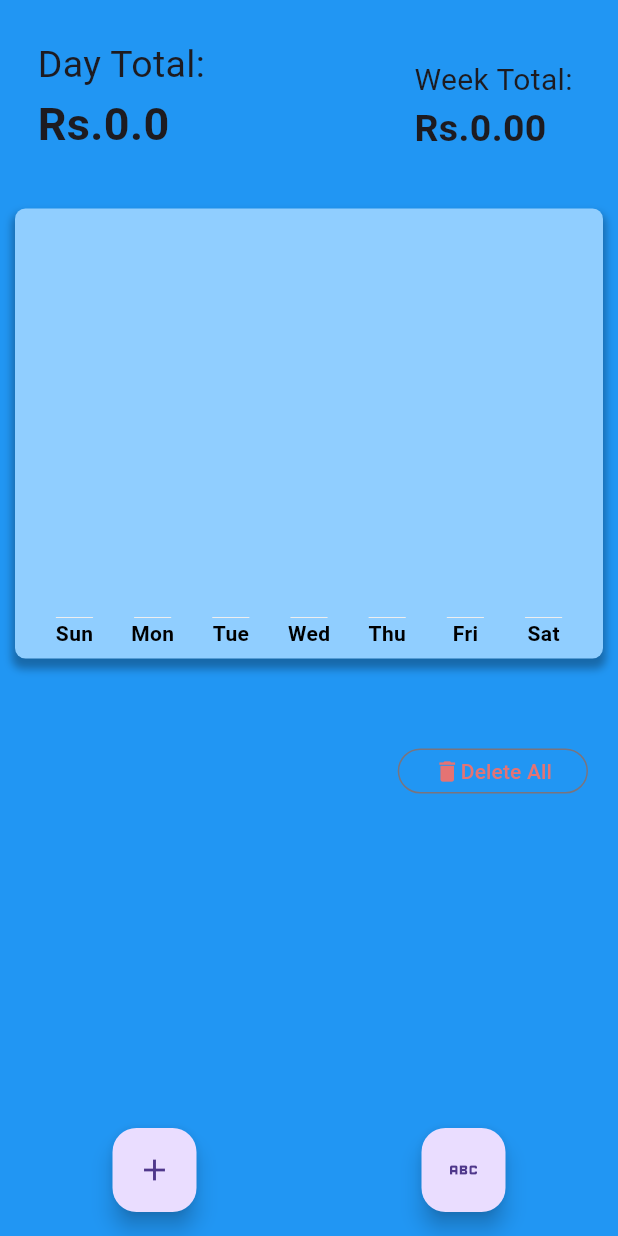
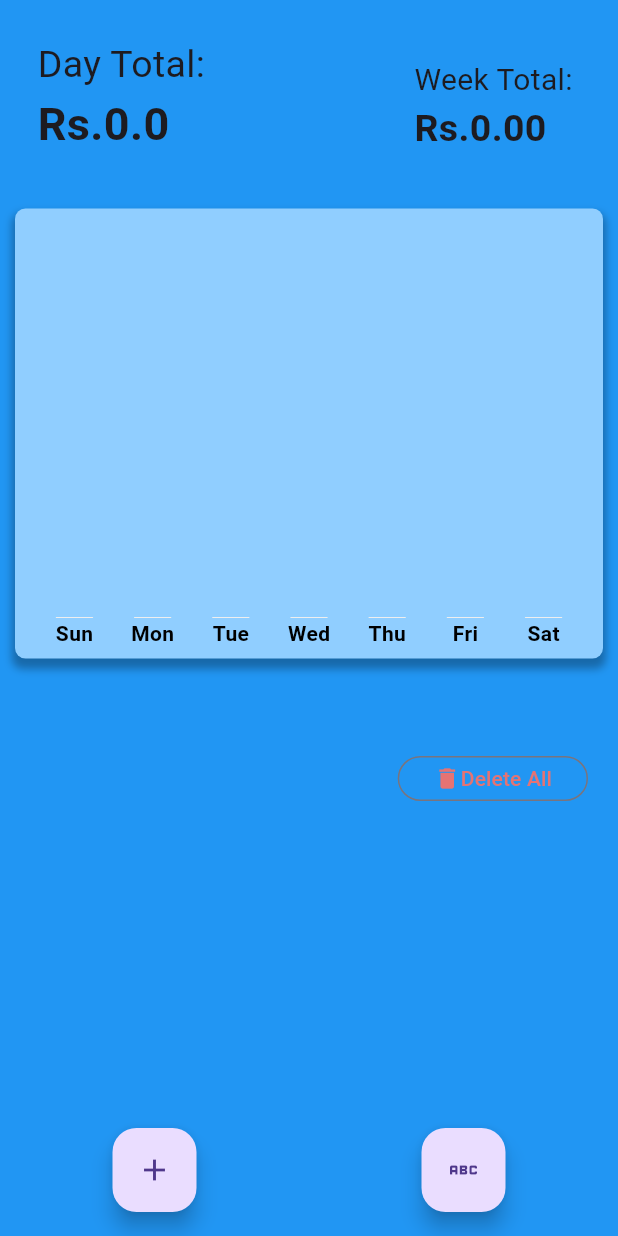
Before and after one commit to 2810yash/expense_tracker, a Flutter app: the screen it shows after launch, on a phone screen of 412 x 824 dp. Run offline on Flutter 3.47's test engine with Material 3 defaults, Android fonts, the phone set to English and light mode, and no system bars; drawn by our look-alikes of fl_chart; our stand-ins replace firebase_core, firebase_database, flutter_slidable, hive, hive_flutter; accounts and stored records are empty.

Commit message:
Update home_page.dart

```diff
--- a/lib/src/screens/home_page.dart
+++ b/lib/src/screens/home_page.dart
@@ -181,7 +181,7 @@ class _HomePageState extends State<HomePage> {
                 startOfWeek: value.startOfWeekDate(),
                 firstWeek: DateTime.now()),
 
-            const SizedBox(height: 30.0),
+            const SizedBox(height: 35.0),   //im main Branch
 
             //expense list By Hive Database
             Container(
```
